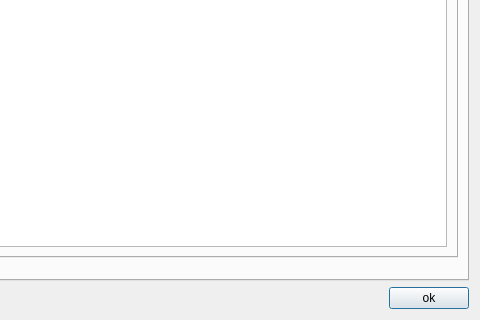
Before: the Qt Designer form ui/dialogs/featurefunctionsdialog.ui in OpenIndy/OpenIndy, drawn with Qt 5; both pictures show x 320 to 800 and y 280 to 600 of the 800 by 600 pixel window.
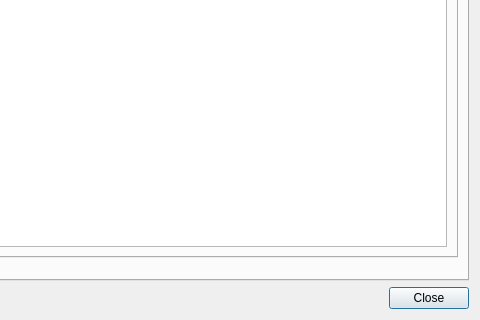
After: the same form once the commit is applied. Icons and pictures are not drawn.

Commit message: OI-1012: change button label to match behavior

What changed in the file:
```diff
--- a/ui/dialogs/featurefunctionsdialog.ui
+++ b/ui/dialogs/featurefunctionsdialog.ui
@@ -380,7 +380,7 @@
      <item>
       <widget class="QPushButton" name="cmd_ok">
        <property name="text">
-        <string>ok</string>
+        <string>Close</string>
        </property>
       </widget>
      </item>
```
Left out of the diff: 3 changed lines with no effect on the pictures.
